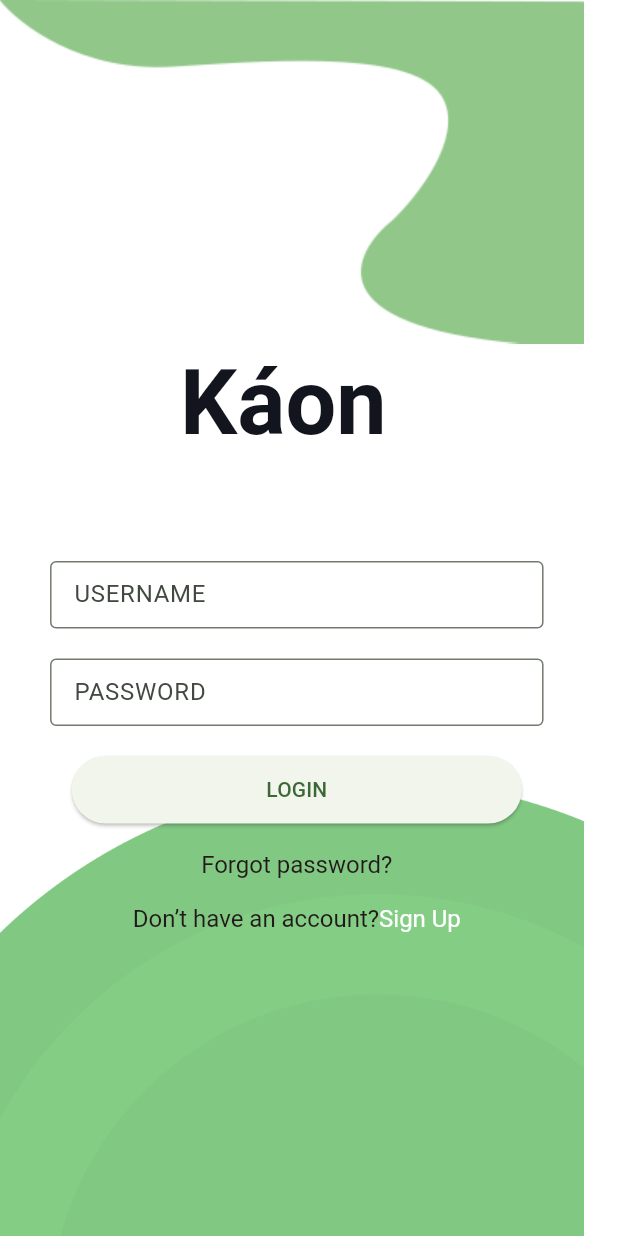
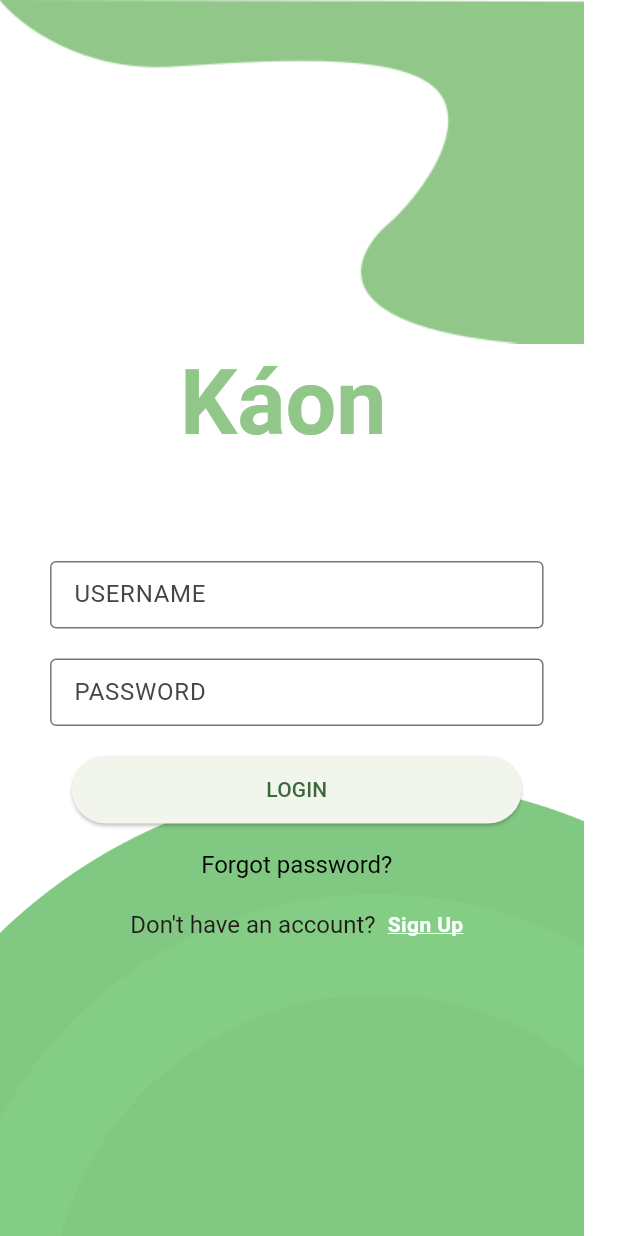
Before and after one commit to Norbshii/cc206-kaon-, a Flutter app: the screen it shows after launch, on a phone screen of 412 x 824 dp. Run offline on Flutter 3.47's test engine with Material 2 defaults, Android fonts, the phone set to English and light mode, and no system bars; Roboto replaces fonts that are missing (Montserrat, Poppins).

Commit message:
Exercise 6 & 7 changes

```diff
--- a/lib/features/Log-in_page.dart
+++ b/lib/features/Log-in_page.dart
@@ -1,4 +1,6 @@
 import 'package:flutter/material.dart';
+import 'package:cc206_kaon_/features/Forgot_password_page.dart';
+import 'package:cc206_kaon_/features/Sign-up_page.dart';
 
 class LoginPage extends StatelessWidget {
   const LoginPage({super.key});
@@ -40,11 +42,53 @@ class LoginPage extends StatelessWidget {
                     SizedBox(height: 20),
                     buildTextField("PASSWORD"),
                     SizedBox(height: 20),
-                    buildLoginButton("LOGIN"),
+                    buildLoginButton("LOGIN", context),
                     SizedBox(height: 20),
-                    buildForgotPasswordText("Forgot password?"),
+                    buildHoverContainer(
+                      "Forgot password?",
+                      () {
+                        Navigator.push(
+                          context,
+                          MaterialPageRoute(
+                            builder: (context) => Forgotpassword(),
+                          ),
+                        );
+                      },
+                    ),
                     SizedBox(height: 20),
-                    buildSignUpText("Don’t have an account?", "Sign Up"),
+                    Row(
+                      mainAxisAlignment: MainAxisAlignment.center,
+                      children: [
+                        Text(
+                          "Don't have an account?",
+                          style: TextStyle(
+                            color: Color.fromRGBO(35, 25, 26, 1),
+                            fontFamily: 'Montserrat',
+                            fontSize: 16,
+                            letterSpacing: 0,
+                            fontWeight: FontWeight.normal,
+                          ),
+                        ),
+                        SizedBox(width: 8),
+                        buildHoverContainer(
+                          "Sign Up",
+                          () {
+                            Navigator.push(
+                              context,
+                              MaterialPageRoute(
+                                builder: (context) => SignupPage(),
+                              ),
+                            );
+                          },
+                          textStyle: TextStyle(
+                            fontWeight: FontWeight.w600,
+                            color: Colors.white,
+                            decoration: TextDecoration.underline,
+                            decorationColor: Colors.white,
+                          ),
+                        ),
+                      ],
+                    ),
                   ],
                 ),
               ),
@@ -63,7 +107,7 @@ class LoginPage extends StatelessWidget {
                 'Káon',
                 textAlign: TextAlign.center,
                 style: TextStyle(
-                  color: Color.fromRGBO(18, 20, 30, 1),
+                  color: Color(0xFF91C789),
                   fontFamily: 'Poppins',
                   fontSize: 60,
                   letterSpacing: 0,
@@ -93,26 +137,38 @@ class LoginPage extends StatelessWidget {
     );
   }
 
-  Widget buildLoginButton(String buttonText) {
+  Widget buildLoginButton(String buttonText, BuildContext context) {
     return Container(
       width: 300,
       height: 45,
       child: ElevatedButton(
         onPressed: () {
-          // Add your login logic here
+          // Navigator.push(
+          //   context,
+          //   MaterialPageRoute(
+          //     builder: (context) => Afterlogin(),
+          //   ),
+          // );
         },
         child: Text(buttonText),
       ),
     );
   }
 
-  Widget buildForgotPasswordText(String text) {
+  Widget buildHoverContainer(String text, VoidCallback onTap,
+      {TextStyle? textStyle}) {
     return Container(
+      child: MouseRegion(
+        cursor: SystemMouseCursors.click,
+        child: GestureDetector(
+          onTap: onTap,
+          child: Container(
             child: Text(
               text,
               textAlign: TextAlign.center,
-        style: TextStyle(
-          color: Color.fromRGBO(35, 25, 26, 1),
+              style: textStyle ??
+                  TextStyle(
+                    color: Colors.black,
                     fontFamily: 'Montserrat',
                     fontSize: 16,
                     letterSpacing: 0,
@@ -120,40 +176,8 @@ class LoginPage extends StatelessWidget {
                     height: 1,
                   ),
             ),
-    );
-  }
-
-  Widget buildSignUpText(String prefixText, String suffixText) {
-    return Container(
-      child: Row(
-        mainAxisSize: MainAxisSize.min,
-        children: <Widget>[
-          Text(
-            prefixText,
-            textAlign: TextAlign.center,
-            style: TextStyle(
-              color: Color.fromRGBO(35, 25, 26, 1),
-              fontFamily: 'Montserrat',
-              fontSize: 16,
-              letterSpacing: 0,
-              fontWeight: FontWeight.normal,
-              height: 1,
           ),
         ),
-          SizedBox(width: 0),
-          Text(
-            suffixText,
-            textAlign: TextAlign.right,
-            style: TextStyle(
-              color: Color.fromRGBO(255, 255, 255, 1),
-              fontFamily: 'Montserrat',
-              fontSize: 16,
-              letterSpacing: 0,
-              fontWeight: FontWeight.normal,
-              height: 1,
-            ),
-          ),
-        ],
       ),
     );
   }
--- a/lib/main.dart
+++ b/lib/main.dart
@@ -1,18 +1,14 @@
+import 'package:cc206_kaon_/features/Log-in_page.dart';
 import 'package:flutter/material.dart';
-import 'package:cc206_kaon_/features/Log-in_page.dart';
 
 void main() {
-  runApp(const MyApp());
+  runApp(MyApp());
 }
 
 class MyApp extends StatelessWidget {
-  const MyApp({super.key});
-
-  // This widget is the root of your application.
   @override
   Widget build(BuildContext context) {
     return MaterialApp(
-        title: 'Flutter Demo',
         theme: ThemeData(
           colorScheme:
               ColorScheme.fromSeed(seedColor: Color.fromRGBO(145, 199, 137, 1)),
--- a/pubspec.yaml
+++ b/pubspec.yaml
@@ -63,3 +63,5 @@ flutter:
   assets:
     - assets/images/Image1.png
     - assets/vector.png
+    - assets/images/Loginforgotpassword1.png
+    - assets/images/Componens.png
```
Also changed, not shown: lib/components/accept.dart (added, +119 -0 lines), lib/features/Forgot_password_page.dart (added, +225 -0 lines), assets/images/Componens.png (added), assets/images/Loginforgotpassword1.png (added), assets/images/add.svg (added), assets/images/rectangle808.svg (added), assets/images/style7copy.svg (added), assets/images/vector.svg (added). Lines whose indentation alone changed are shown as unchanged.
